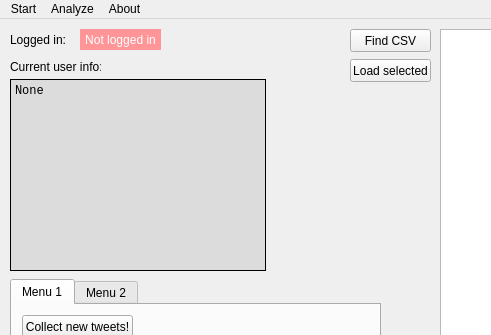
Qt form TwitterAnalyzer/GUI.ui (GrzegorzKrug/TwitterAnalyzer) before a commit; both pictures show x 0 to 491 and y 0 to 335 of the 955 by 760 pixel window.
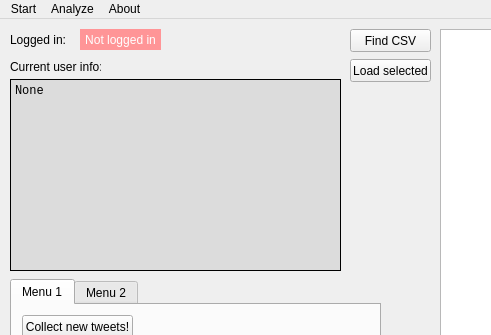
The same form after that commit.

The edit to the form file:
```diff
--- a/TwitterAnalyzer/GUI.ui
+++ b/TwitterAnalyzer/GUI.ui
@@ -158,7 +158,7 @@
      <rect>
       <x>10</x>
       <y>60</y>
-      <width>256</width>
+      <width>331</width>
       <height>192</height>
      </rect>
     </property>
```
